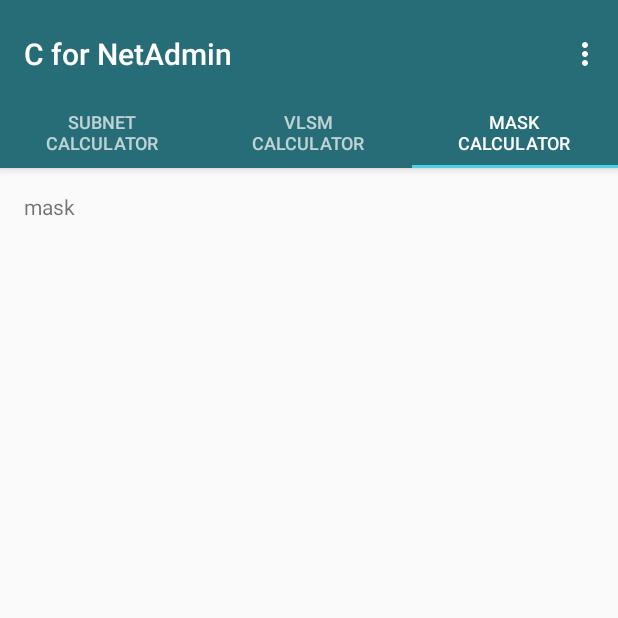
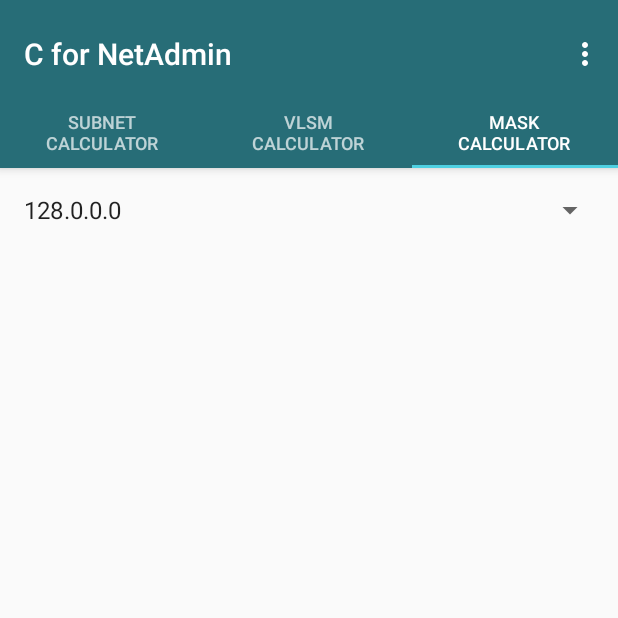
Before and after one commit to kowama/Subnet-Calculator, an Android app: the screen it shows after launch (MainActivity), tab 3 chosen, on a phone screen of 412 x 824 dp, the top half of it. Run offline under Robolectric (Android 15) with nearby library versions, the phone set to English and light mode, and no system bars.

Commit message:
Mask calculator setup

```diff
--- a/app/src/main/res/layout/fragment_mask.xml
+++ b/app/src/main/res/layout/fragment_mask.xml
@@ -7,18 +7,16 @@
     android:layout_height="match_parent"
     tools:context=".fragments.MaskFragment">
 
-    <TextView
-        android:id="@+id/section_label"
-        android:layout_width="wrap_content"
+
+    <Spinner
+        android:id="@+id/maskSpinner"
+        android:layout_width="0dp"
         android:layout_height="wrap_content"
-        android:layout_marginStart="@dimen/activity_horizontal_margin"
-        android:layout_marginTop="@dimen/activity_vertical_margin"
-        android:layout_marginEnd="@dimen/activity_horizontal_margin"
-        android:layout_marginBottom="@dimen/activity_vertical_margin"
-        android:text="mask"
-        app:layout_constraintLeft_toLeftOf="parent"
-        app:layout_constraintTop_toTopOf="@+id/constraintLayout"
-        tools:layout_constraintLeft_creator="1"
-        tools:layout_constraintTop_creator="1" />
-
+        android:layout_marginStart="8dp"
+        android:layout_marginTop="16dp"
+        android:layout_marginEnd="8dp"
+        app:layout_constraintEnd_toEndOf="parent"
+        app:layout_constraintHorizontal_bias="0.5"
+        app:layout_constraintStart_toStartOf="parent"
+        app:layout_constraintTop_toTopOf="parent" />
 </android.support.constraint.ConstraintLayout>
--- a/app/src/main/res/layout/fragment_subnet.xml
+++ b/app/src/main/res/layout/fragment_subnet.xml
@@ -11,9 +11,9 @@
         android:id="@+id/linearLayout"
         android:layout_width="wrap_content"
         android:layout_height="0dp"
-        android:layout_marginStart="24dp"
+        android:layout_marginStart="32dp"
         android:layout_marginTop="16dp"
-        android:layout_marginEnd="24dp"
+        android:layout_marginEnd="32dp"
         app:layout_constraintEnd_toEndOf="parent"
         app:layout_constraintStart_toStartOf="parent"
         app:layout_constraintTop_toTopOf="parent">
@@ -224,7 +224,7 @@
                 android:layout_column="2"
                 android:layout_gravity="fill"
                 android:layout_marginStart="20dp"
-                android:minEms="10"/>
+                android:minEms="10" />
         </TableRow>
 
         <TableRow
--- a/app/src/main/res/layout/fragment_vlsm.xml
+++ b/app/src/main/res/layout/fragment_vlsm.xml
@@ -11,9 +11,9 @@
         android:id="@+id/linearLayout"
         android:layout_width="wrap_content"
         android:layout_height="0dp"
-        android:layout_marginStart="24dp"
+        android:layout_marginStart="32dp"
         android:layout_marginTop="16dp"
-        android:layout_marginEnd="24dp"
+        android:layout_marginEnd="32dp"
         app:layout_constraintEnd_toEndOf="parent"
         app:layout_constraintStart_toStartOf="parent"
         app:layout_constraintTop_toTopOf="parent">
```
Also changed, not shown: app/src/main/java/com/nimina/kowama/calculatornetadmin/fragments/MaskFragment.java (+28 -1 lines).
